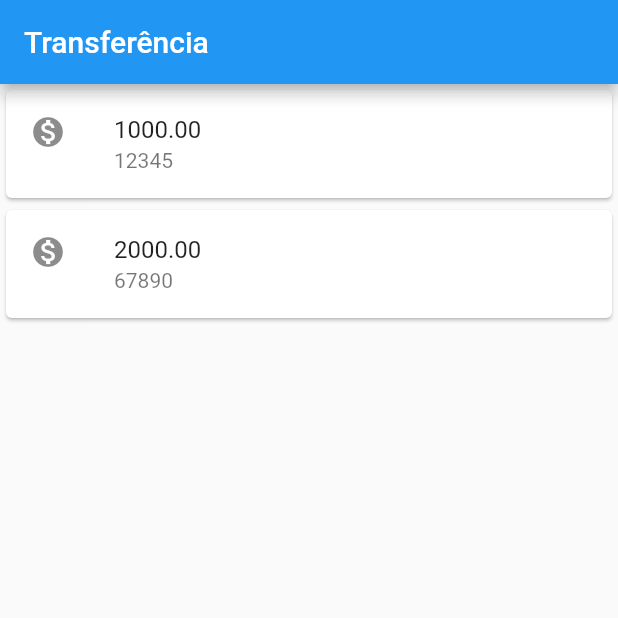
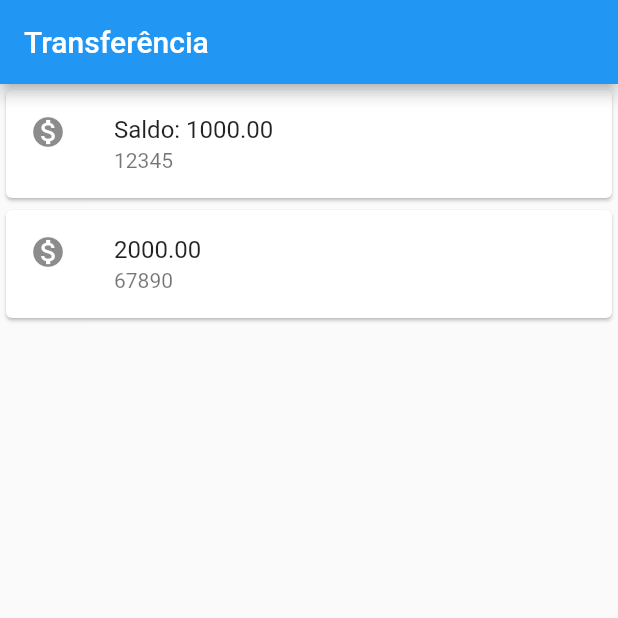
Before and after one commit to Dirceug/AulaFlutter, a Flutter app: the screen it shows after launch, on a phone screen of 412 x 824 dp, the top half of it. Run offline on Flutter 3.47's test engine with Material 2 defaults, Android fonts, the phone set to English and light mode, and no system bars.

```diff
--- a/lib/main.dart
+++ b/lib/main.dart
@@ -11,7 +11,7 @@ void main() => runApp(
               Card(
                 child: ListTile(
                   leading: Icon(Icons.monetization_on),
-                  title: Text('1000.00'),
+                  title: Text('Saldo: 1000.00'),
                   subtitle: Text('12345'),
                 ),
               ),
```
Also changed, not shown: 1 other file.
